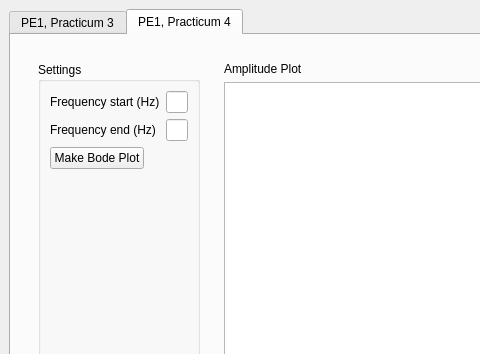
This is interface.ui in leon-vv/fourier-frequency-analysis as Qt 5 draws it before an edit; both pictures show x 0 to 480 and y 0 to 354 of the 805 by 703 pixel window. The edited form follows.
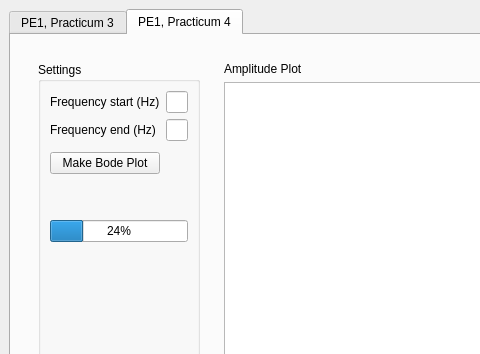
This is the edited form. The open tabs and pages were chosen to show the change. Custom widgets are drawn as their Qt base class.

Commit message: Add bode plot progress bar

Patch:
```diff
--- a/interface.ui
+++ b/interface.ui
@@ -477,17 +477,36 @@
                 <property name="title">
                  <string>Settings</string>
                 </property>
-                <layout class="QFormLayout" name="formLayout_6">
-                 <item row="2" column="0">
-                  <widget class="QPushButton" name="bode_plot_button">
+                <layout class="QGridLayout" name="gridLayout">
+                 <item row="5" column="0">
+                  <spacer name="verticalSpacer_3">
+                   <property name="orientation">
+                    <enum>Qt::Vertical</enum>
+                   </property>
+                   <property name="sizeType">
+                    <enum>QSizePolicy::Fixed</enum>
+                   </property>
+                   <property name="sizeHint" stdset="0">
+                    <size>
+                     <width>20</width>
+                     <height>40</height>
+                    </size>
+                   </property>
+                  </spacer>
+                 </item>
+                 <item row="6" column="0" colspan="2">
+                  <widget class="QProgressBar" name="bode_progress">
+                   <property name="enabled">
+                    <bool>true</bool>
+                   </property>
                    <property name="sizePolicy">
                     <sizepolicy hsizetype="Expanding" vsizetype="Fixed">
                      <horstretch>0</horstretch>
                      <verstretch>0</verstretch>
                     </sizepolicy>
                    </property>
-                   <property name="text">
-                    <string>Make Bode Plot</string>
+                   <property name="value">
+                    <number>24</number>
                    </property>
                   </widget>
                  </item>
@@ -511,6 +530,48 @@
                  <item row="1" column="1">
                   <widget class="QLineEdit" name="frequency_end_edit"/>
                  </item>
+                 <item row="7" column="0">
+                  <spacer name="verticalSpacer_2">
+                   <property name="orientation">
+                    <enum>Qt::Vertical</enum>
+                   </property>
+                   <property name="sizeHint" stdset="0">
+                    <size>
+                     <width>20</width>
+                     <height>40</height>
+                    </size>
+                   </property>
+                  </spacer>
+                 </item>
+                 <item row="4" column="0">
+                  <widget class="QPushButton" name="bode_plot_button">
+                   <property name="sizePolicy">
+                    <sizepolicy hsizetype="Expanding" vsizetype="Fixed">
+                     <horstretch>0</horstretch>
+                     <verstretch>0</verstretch>
+                    </sizepolicy>
+                   </property>
+                   <property name="text">
+                    <string>Make Bode Plot</string>
+                   </property>
+                  </widget>
+                 </item>
+                 <item row="2" column="0">
+                  <spacer name="verticalSpacer_4">
+                   <property name="orientation">
+                    <enum>Qt::Vertical</enum>
+                   </property>
+                   <property name="sizeType">
+                    <enum>QSizePolicy::Fixed</enum>
+                   </property>
+                   <property name="sizeHint" stdset="0">
+                    <size>
+                     <width>20</width>
+                     <height>5</height>
+                    </size>
+                   </property>
+                  </spacer>
+                 </item>
                 </layout>
                </widget>
               </item>
```
Left out of the diff: 8 changed lines with no effect on the pictures. The commit also changes 2 other files.
